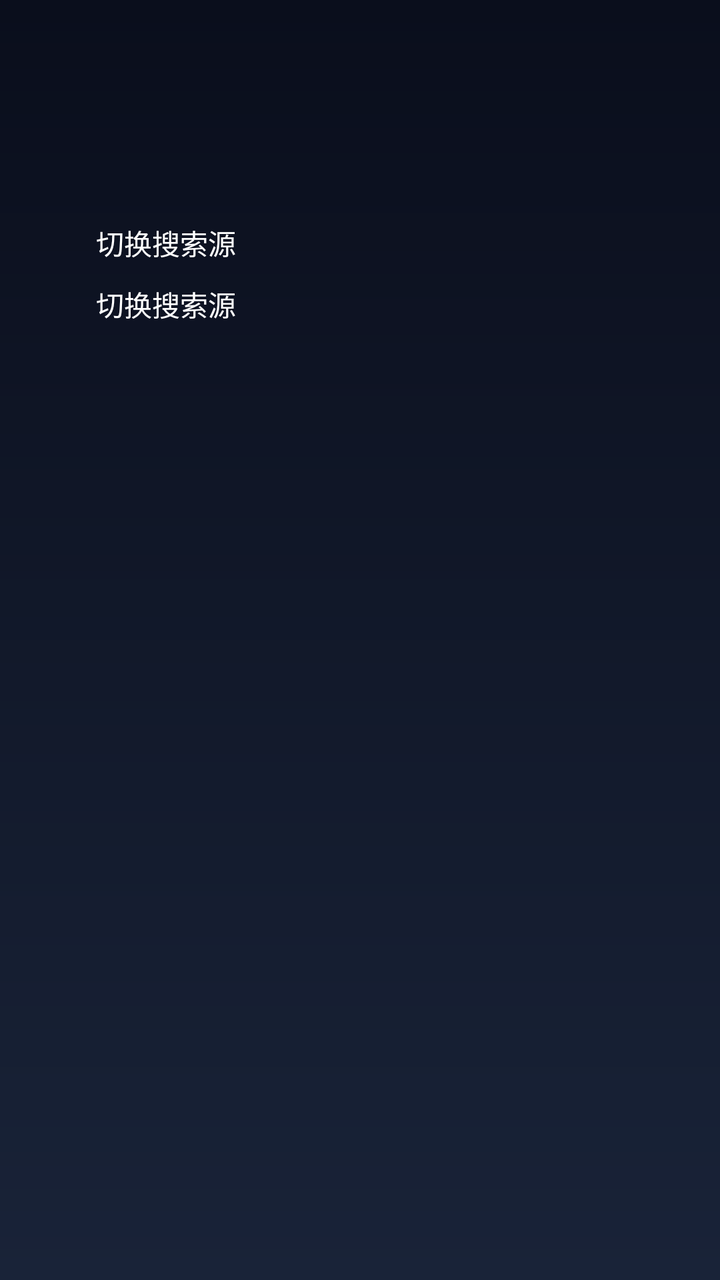
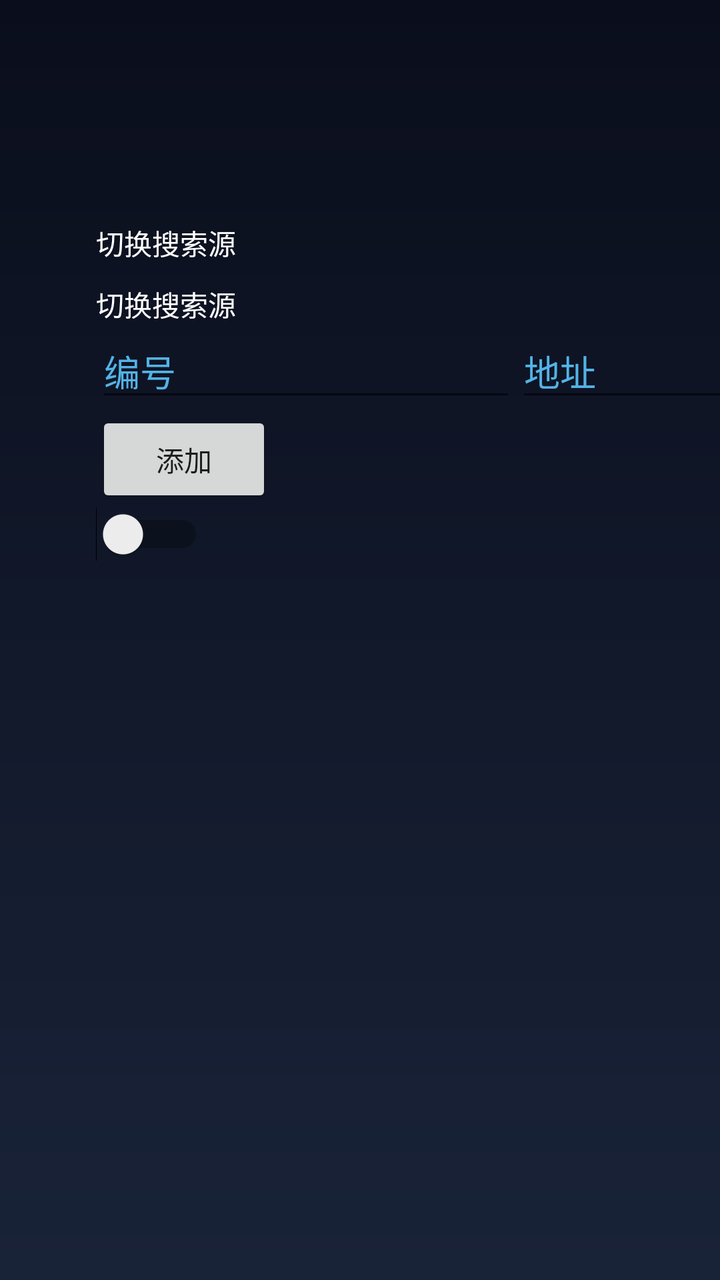

Screens rendered from an Android XML layout before and after an edit, with the pre-edit source and the edit as a unified diff.
<!-- AndroidManifest.xml: application theme AppTheme -->
<!-- res/layout/fragment_setting.xml -->
<?xml version="1.0" encoding="utf-8"?>
<androidx.constraintlayout.widget.ConstraintLayout xmlns:android="http://schemas.android.com/apk/res/android"
        xmlns:app="http://schemas.android.com/apk/res-auto"
        xmlns:tools="http://schemas.android.com/tools"
        android:layout_width="match_parent"
        android:layout_height="match_parent">

    <androidx.constraintlayout.widget.ConstraintLayout
            android:layout_width="match_parent"
            android:layout_height="match_parent"
            android:paddingStart="48dp"
            android:paddingTop="111dp"
            android:paddingEnd="48dp"
            android:clipChildren="false"
            android:clipToPadding="false"
            app:layout_constraintLeft_toLeftOf="parent"
            app:layout_constraintTop_toTopOf="parent"
            >

        <TextView
                android:id="@+id/tv_app"
                android:layout_width="wrap_content"
                android:layout_height="wrap_content"
                android:textColor="@color/colorWhite"
                android:text="@string/mine_action_change_url"
                app:layout_constraintLeft_toLeftOf="parent"
                app:layout_constraintTop_toTopOf="parent" />

        <TextView
                android:id="@+id/tv_url"
                android:layout_width="wrap_content"
                android:layout_height="wrap_content"
                android:layout_marginTop="@dimen/btn_space"
                android:textColor="@color/colorWhite"
                android:text="@string/mine_action_change_url"
                app:layout_constraintLeft_toLeftOf="parent"
                app:layout_constraintTop_toBottomOf="@id/tv_app" />

        <RadioGroup
                android:id="@+id/rg_urls"
                android:layout_width="wrap_content"
                android:layout_height="wrap_content"
                tools:layout_editor_absoluteX="73dp"
                tools:layout_editor_absoluteY="231dp"
                app:layout_constraintLeft_toLeftOf="parent"
                app:layout_constraintTop_toBottomOf="@id/tv_url" />

    </androidx.constraintlayout.widget.ConstraintLayout>

</androidx.constraintlayout.widget.ConstraintLayout>
<!-- resources referenced by this layout -->
<resources>
  <color name="colorWhite">#FFFFFF</color>
  <dimen name="btn_space">10dp</dimen>
  <string name="mine_action_change_url">切换搜索源</string>
  <style name="AppTheme" parent="Theme.AppCompat.Light.NoActionBar">
          
          <item name="colorPrimary">@color/colorPrimary</item>
          <item name="colorPrimaryDark">@color/colorPrimaryDark</item>
          <item name="colorAccent">@color/colorAccent</item>
          <item name="android:windowBackground">@drawable/bg_gradient_home</item>
  
      </style>
  <color name="colorPrimary">#008577</color>
  <color name="colorPrimaryDark">#00574B</color>
  <color name="colorAccent">#D81B60</color>
  <!-- drawable bg_gradient_home (drawable) -->
  <?xml version="1.0" encoding="utf-8"?>
  <shape android:shape="rectangle"
    xmlns:android="http://schemas.android.com/apk/res/android">
      <gradient android:startColor="#ff0a0e1c" android:endColor="#ff192338" android:angle="270.0" />
  </shape>
</resources>

<!-- the commit's change to res/layout/fragment_setting.xml (unified diff, before → after) -->
@@ -45,6 +45,47 @@
                 app:layout_constraintLeft_toLeftOf="parent"
                 app:layout_constraintTop_toBottomOf="@id/tv_url" />
 
+        <EditText
+                android:id="@+id/et_code"
+                android:layout_width="wrap_content"
+                android:layout_height="wrap_content"
+                android:textColor="@color/colorWhite"
+                android:textColorHint="@color/bl_blue"
+                android:ems="10"
+                android:inputType="text"
+                android:hint="@string/text_hint_code"
+                app:layout_constraintLeft_toLeftOf="parent"
+                app:layout_constraintTop_toBottomOf="@id/rg_urls" />
+
+        <EditText
+                android:id="@+id/et_url"
+                android:layout_width="wrap_content"
+                android:layout_height="wrap_content"
+                android:textColor="@color/colorWhite"
+                android:textColorHint="@color/bl_blue"
+                android:ems="10"
+                android:inputType="textUri"
+                android:hint="@string/text_hint_url"
+                app:layout_constraintLeft_toRightOf="@id/et_code"
+                app:layout_constraintTop_toBottomOf="@id/rg_urls" />
+
+        <Button
+                android:id="@+id/btn_add_source"
+                android:layout_width="wrap_content"
+                android:layout_height="wrap_content"
+                android:textColorHighlight="@color/bl_blue"
+                android:text="添加"
+                app:layout_constraintLeft_toLeftOf="parent"
+                app:layout_constraintTop_toBottomOf="@id/et_code" />
+
+        <Switch
+                android:id="@+id/switch1"
+                android:layout_width="wrap_content"
+                android:layout_height="wrap_content"
+                app:layout_constraintLeft_toLeftOf="parent"
+                app:layout_constraintTop_toBottomOf="@id/btn_add_source" />
+
+
     </androidx.constraintlayout.widget.ConstraintLayout>
 
 </androidx.constraintlayout.widget.ConstraintLayout>
<!-- resource entries referenced after the edit -->
@@ -1,8 +1,11 @@
 <!-- resources referenced by this layout -->
 <resources>
+  <color name="bl_blue">#53B3E6</color>
   <color name="colorWhite">#FFFFFF</color>
   <dimen name="btn_space">10dp</dimen>
   <string name="mine_action_change_url">切换搜索源</string>
+  <string name="text_hint_code">编号</string>
+  <string name="text_hint_url">地址</string>
   <style name="AppTheme" parent="Theme.AppCompat.Light.NoActionBar">
           
           <item name="colorPrimary">@color/colorPrimary</item>
